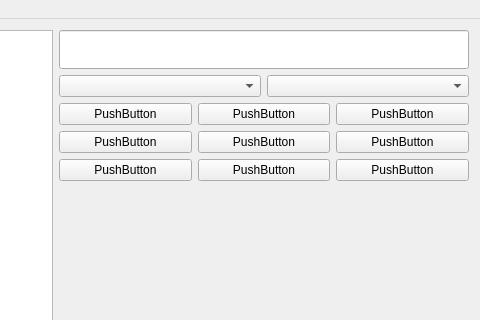
Qt form mainwindow.ui (B10215029/linearcalc) before a commit; both pictures show x 369 to 849 and y 0 to 320 of the 849 by 630 pixel window.
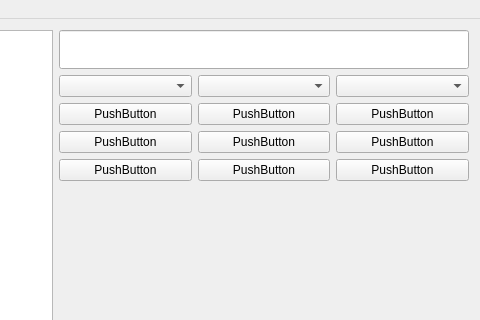
The same form after that commit.

Commit message: add action connect function

What changed in the file:
```diff
--- a/mainwindow.ui
+++ b/mainwindow.ui
@@ -41,6 +41,9 @@
           </property>
          </widget>
         </item>
+        <item>
+         <widget class="QComboBox" name="comboBox_3"/>
+        </item>
        </layout>
       </item>
       <item>
```
Left out of the diff: 24 changed lines with no effect on the pictures. The commit also changes 2 other files.
